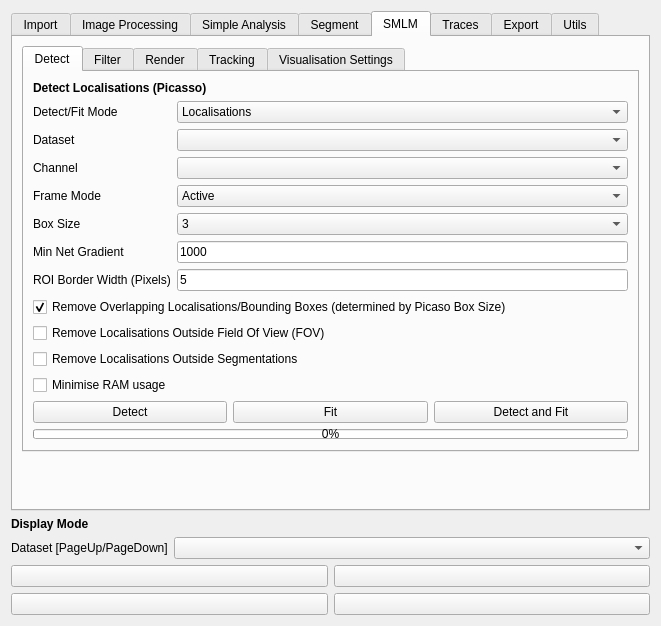
Before: the Qt Designer form src/napari_pixseq/GUI/pixseq_ui.ui in piedrro/napari-molseeq, drawn with Qt 5.
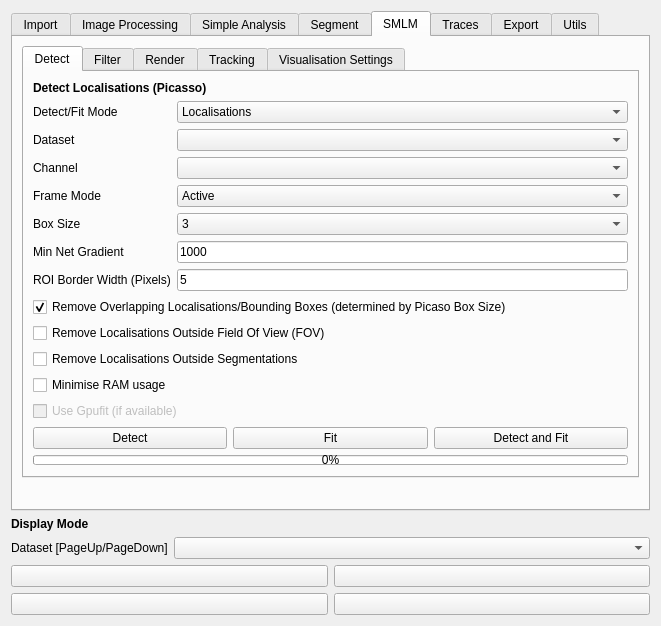
After: the same form once the commit is applied. The open tabs and pages were chosen to show the change.

Commit message: added gpufit installation checking

What changed in the file:
```diff
--- a/src/napari_pixseq/GUI/pixseq_ui.ui
+++ b/src/napari_pixseq/GUI/pixseq_ui.ui
@@ -1838,6 +1838,16 @@
              </property>
             </widget>
            </item>
+           <item>
+            <widget class="QCheckBox" name="picasso_use_gpufit">
+             <property name="enabled">
+              <bool>false</bool>
+             </property>
+             <property name="text">
+              <string>Use Gpufit (if available)</string>
+             </property>
+            </widget>
+           </item>
            <item>
             <layout class="QGridLayout" name="gridLayout_6">
              <item row="0" column="1">
```
The commit also changes 3 other files.
